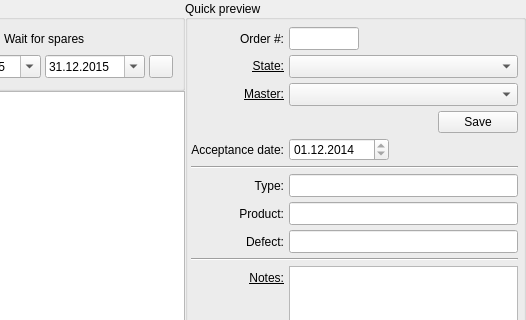
Feo-d-oR/YARC, file RepairCenter/orderswidgetmaster.ui: the form before one commit; both pictures show x 389 to 915 and y 0 to 320 of the 915 by 483 pixel window.
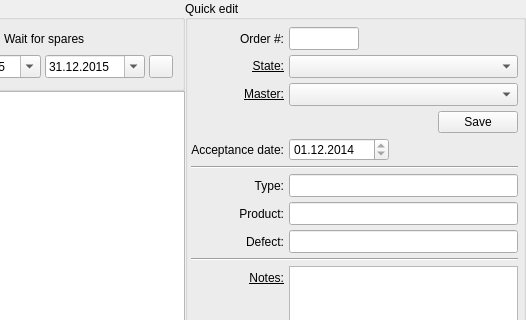
The form after the commit. Icons and pictures are not drawn.

Patch:
```diff
--- a/RepairCenter/orderswidgetmaster.ui
+++ b/RepairCenter/orderswidgetmaster.ui
@@ -448,7 +448,7 @@
       </size>
      </property>
      <property name="title">
-      <string>Quick preview</string>
+      <string>Quick edit</string>
      </property>
      <property name="alignment">
       <set>Qt::AlignLeading|Qt::AlignLeft|Qt::AlignVCenter</set>
```
